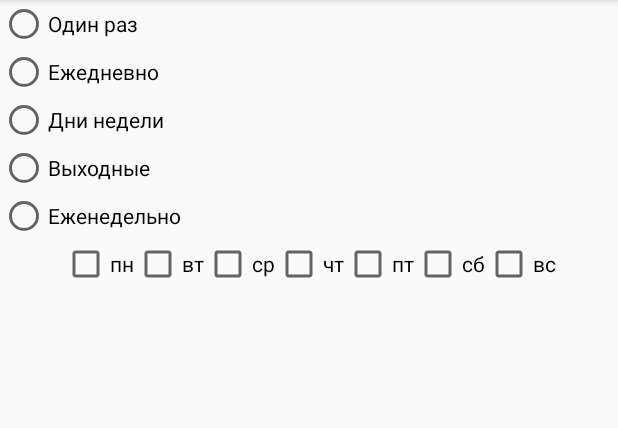
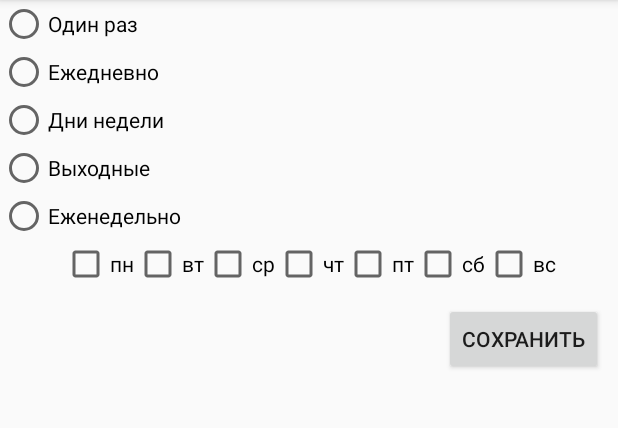
Before and after one commit to LyuAttikuss/AlarmClock, an Android app: the AlarmPreferences screen opened directly, with no data from a screen before it, on a phone screen of 412 x 824 dp, the part 84-512 px from its top. Run offline under Robolectric (Android 15) with nearby library versions, the phone set to English and light mode, and no system bars; 1 statement that could not run was skipped.

Commit message:
Передача настроек, часть

```diff
--- a/app/src/main/java/com/learning/alarmclock/AlarmPreferences.java
+++ b/app/src/main/java/com/learning/alarmclock/AlarmPreferences.java
@@ -4,11 +4,27 @@ import android.content.Intent;
 import android.os.Bundle;
 import android.support.annotation.IdRes;
 import android.support.v7.app.AppCompatActivity;
+import android.view.View;
+import android.widget.Button;
+import android.widget.CheckBox;
 import android.widget.RadioGroup;
 
+import java.util.ArrayList;
+
 public class AlarmPreferences extends AppCompatActivity {
+    private AlarmAdapter alarmAdapter;
+
     private RadioGroup btnType;
+    private Button chkMonday;
+    private CheckBox chkTuesday;
+    private CheckBox chkWednesday;
+    private CheckBox chkThursday;
+    private CheckBox chkFriday;
+    private CheckBox chkSaturday;
+    private CheckBox chkSunday;
+    private Button btnSave;
     Alarm alarm;
+    Integer[] alarmDays;
 
     @Override
     protected void onCreate(Bundle savedInstanceState) {
@@ -18,13 +34,24 @@ public class AlarmPreferences extends AppCompatActivity {
         Intent intent = getIntent();
         alarm = (Alarm) intent.getExtras().get("alarm");
 
+        chkMonday = (CheckBox) findViewById(R.id.monday);
+        chkTuesday = (CheckBox) findViewById(R.id.tuesday);
+        chkWednesday = (CheckBox) findViewById(R.id.wednesday);
+        chkThursday = (CheckBox) findViewById(R.id.thursday);
+        chkFriday = (CheckBox) findViewById(R.id.friday);
+        chkSaturday = (CheckBox) findViewById(R.id.saturday);
+        chkSunday = (CheckBox) findViewById(R.id.sunday);
+        btnSave = (Button) findViewById(R.id.save);
+
         btnType = (RadioGroup) findViewById(R.id.alarm_type);
         btnType.setOnCheckedChangeListener(new RadioGroup.OnCheckedChangeListener() {
             @Override
             public void onCheckedChanged(RadioGroup group, @IdRes int checkedId) {
+                View typeGroup = group.findViewById(checkedId);
+                int index = group.indexOfChild(typeGroup);
                 Integer[] days = {};
 
-                switch (checkedId) {
+                switch (index) {
                     case 0:
                         alarm.setDays(days);
                         alarm.setFrequency("Один раз");
@@ -48,6 +75,15 @@ public class AlarmPreferences extends AppCompatActivity {
             }
         });
 
+        btnSave.setOnClickListener(new View.OnClickListener() {
+            @Override
+            public void onClick(View v) {
+                Intent intent = new Intent();
+                setResult(RESULT_OK, intent);
+                finish();
+            }
+        });
+
     }
 
 }
--- a/app/src/main/res/layout/activity_alarm_preferences.xml
+++ b/app/src/main/res/layout/activity_alarm_preferences.xml
@@ -95,4 +95,18 @@
             android:text="@string/sunday"/>
     </LinearLayout>
 
+    <LinearLayout
+        android:layout_width="match_parent"
+        android:layout_height="wrap_content"
+        android:orientation="horizontal"
+        android:gravity="right"
+        android:padding="10dp">
+
+        <Button
+            android:id="@+id/save"
+            android:layout_width="wrap_content"
+            android:layout_height="wrap_content"
+            android:text="@string/save"/>
+    </LinearLayout>
+
 </LinearLayout>
--- a/app/src/main/res/values/strings.xml
+++ b/app/src/main/res/values/strings.xml
@@ -22,4 +22,5 @@
     <string name="friday">пт</string>
     <string name="saturday">сб</string>
     <string name="sunday">вс</string>
+    <string name="save">Сохранить</string>
 </resources>
```
Also changed, not shown: app/src/main/java/com/learning/alarmclock/AlarmClockActivity.java (+11 -2 lines).
